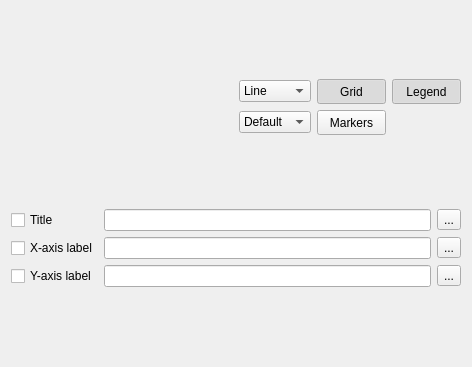
Old version of the form Libs/MRML/Widgets/Resources/UI/qMRMLPlotViewControllerWidget.ui in the repository Slicer/SlicerGitSVNArchive.
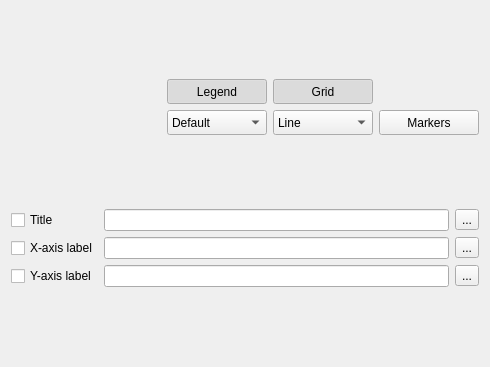
New version of the form. Icons and pictures are not drawn. Custom widgets are drawn as their Qt base class.

Commit message: ENH: added remove/add/rename options for PlotDataComboBox

Diff of the .ui file:
```diff
--- a/Libs/MRML/Widgets/Resources/UI/qMRMLPlotViewControllerWidget.ui
+++ b/Libs/MRML/Widgets/Resources/UI/qMRMLPlotViewControllerWidget.ui
@@ -16,18 +16,57 @@
   <layout class="QGridLayout" name="gridLayout_2">
    <item row="1" column="0">
     <layout class="QGridLayout" name="contentLayout">
+     <item row="4" column="0">
+      <widget class="qMRMLCheckableNodeComboBox" name="plotDataComboBox" native="true">
+       <property name="sizePolicy">
+        <sizepolicy hsizetype="Fixed" vsizetype="Fixed">
+         <horstretch>0</horstretch>
+         <verstretch>0</verstretch>
+        </sizepolicy>
+       </property>
+       <property name="minimumSize">
+        <size>
+         <width>150</width>
+         <height>25</height>
+        </size>
+       </property>
+       <property name="toolTip">
+        <string>Add/Remove PlotDataNodes from the current PlotChartNode.</string>
+       </property>
+       <property name="nodeTypes" stdset="0">
+        <stringlist>
+         <string>vtkMRMLPlotDataNode</string>
+        </stringlist>
+       </property>
+       <property name="addEnabled" stdset="0">
+        <bool>true</bool>
+       </property>
+       <property name="removeEnabled" stdset="0">
+        <bool>true</bool>
+       </property>
+       <property name="editEnabled" stdset="0">
+        <bool>false</bool>
+       </property>
+       <property name="renameEnabled" stdset="0">
+        <bool>true</bool>
+       </property>
+      </widget>
+     </item>
+     <item row="0" column="0">
+      <layout class="QVBoxLayout" name="verticalLayout"/>
+     </item>
      <item row="2" column="0">
       <widget class="qMRMLNodeComboBox" name="plotChartComboBox" native="true">
        <property name="sizePolicy">
-        <sizepolicy hsizetype="Preferred" vsizetype="Minimum">
+        <sizepolicy hsizetype="Fixed" vsizetype="Fixed">
          <horstretch>1</horstretch>
          <verstretch>1</verstretch>
         </sizepolicy>
        </property>
        <property name="minimumSize">
         <size>
-         <width>65</width>
-         <height>0</height>
+         <width>150</width>
+         <height>25</height>
         </size>
        </property>
        <property name="toolTip">
@@ -52,8 +91,77 @@
        </property>
       </widget>
      </item>
+     <item row="4" column="1">
+      <widget class="QComboBox" name="xAxisComboBox">
+       <property name="sizePolicy">
+        <sizepolicy hsizetype="Fixed" vsizetype="Fixed">
+         <horstretch>0</horstretch>
+         <verstretch>0</verstretch>
+        </sizepolicy>
+       </property>
+       <property name="minimumSize">
+        <size>
+         <width>100</width>
+         <height>25</height>
+        </size>
+       </property>
+       <property name="toolTip">
+        <string>This combobox allow to change the X-axis for all the plotData selected. The value &quot;Default&quot; will not apport any modification. The value &quot;Indexes&quot; will use simple ordinal numbers 1, 2, 3, ... as x coordinate values. For the other values, the correspective column will be used. </string>
+       </property>
+       <item>
+        <property name="text">
+         <string>Default</string>
+        </property>
+       </item>
+       <item>
+        <property name="text">
+         <string>Indexes</string>
+        </property>
+       </item>
+      </widget>
+     </item>
      <item row="2" column="1">
+      <widget class="QToolButton" name="showLegendToolButton">
+       <property name="sizePolicy">
+        <sizepolicy hsizetype="Fixed" vsizetype="Fixed">
+         <horstretch>0</horstretch>
+         <verstretch>0</verstretch>
+        </sizepolicy>
+       </property>
+       <property name="minimumSize">
+        <size>
+         <width>100</width>
+         <height>25</height>
+        </size>
+       </property>
+       <property name="toolTip">
+        <string>Show legend</string>
+       </property>
+       <property name="text">
+        <string>Legend</string>
+       </property>
+       <property name="checkable">
+        <bool>true</bool>
+       </property>
+       <property name="checked">
+        <bool>true</bool>
+       </property>
+      </widget>
+     </item>
+     <item row="4" column="2">
       <widget class="QComboBox" name="plotTypeComboBox">
+       <property name="sizePolicy">
+        <sizepolicy hsizetype="Fixed" vsizetype="Fixed">
+         <horstretch>0</horstretch>
+         <verstretch>0</verstretch>
+        </sizepolicy>
+       </property>
+       <property name="minimumSize">
+        <size>
+         <width>100</width>
+         <height>25</height>
+        </size>
+       </property>
        <property name="toolTip">
         <string>Select a plot type (line, scatter, bar). This will modify the type of all the current activated Plots.  </string>
        </property>
@@ -74,57 +182,17 @@
        </item>
       </widget>
      </item>
-     <item row="3" column="0">
-      <widget class="qMRMLCheckableNodeComboBox" name="plotDataComboBox" native="true">
-       <property name="toolTip">
-        <string>Add/Remove Plots from the current Plot Layout the plotData selected. The &quot;Default&quot; will apport any modification. The &quot;indexes&quot; values </string>
-       </property>
-       <property name="nodeTypes" stdset="0">
-        <stringlist>
-         <string>vtkMRMLPlotDataNode</string>
-        </stringlist>
-       </property>
-       <property name="addEnabled" stdset="0">
-        <bool>false</bool>
-       </property>
-       <property name="removeEnabled" stdset="0">
-        <bool>false</bool>
-       </property>
-       <property name="editEnabled" stdset="0">
-        <bool>false</bool>
-       </property>
-       <property name="renameEnabled" stdset="0">
-        <bool>false</bool>
-       </property>
-      </widget>
-     </item>
-     <item row="2" column="3">
-      <widget class="QToolButton" name="showLegendToolButton">
-       <property name="minimumSize">
-        <size>
-         <width>69</width>
-         <height>25</height>
-        </size>
-       </property>
-       <property name="toolTip">
-        <string>Show legend</string>
-       </property>
-       <property name="text">
-        <string>Legend</string>
-       </property>
-       <property name="checkable">
-        <bool>true</bool>
-       </property>
-       <property name="checked">
-        <bool>true</bool>
-       </property>
-      </widget>
-     </item>
      <item row="2" column="2">
       <widget class="QToolButton" name="showGridToolButton">
+       <property name="sizePolicy">
+        <sizepolicy hsizetype="Fixed" vsizetype="Fixed">
+         <horstretch>0</horstretch>
+         <verstretch>0</verstretch>
+        </sizepolicy>
+       </property>
        <property name="minimumSize">
         <size>
-         <width>69</width>
+         <width>100</width>
          <height>25</height>
         </size>
        </property>
@@ -142,31 +210,17 @@
        </property>
       </widget>
      </item>
-     <item row="0" column="0">
-      <layout class="QVBoxLayout" name="verticalLayout"/>
-     </item>
-     <item row="3" column="1">
-      <widget class="QComboBox" name="xAxisComboBox">
-       <property name="toolTip">
-        <string>This combobox allow to change the X-axis for all the plotData selected. The value &quot;Default&quot; will not apport any modification. The value &quot;Indexes&quot; will use simple ordinal numbers 1, 2, 3, ... as x coordinate values. For the other values, the correspective column will be used. </string>
-       </property>
-       <item>
-        <property name="text">
-         <string>Default</string>
-        </property>
-       </item>
-       <item>
-        <property name="text">
-         <string>Indexes</string>
-        </property>
-       </item>
-      </widget>
-     </item>
-     <item row="3" column="2">
+     <item row="4" column="3">
       <widget class="QToolButton" name="showMarkersToolButton">
+       <property name="sizePolicy">
+        <sizepolicy hsizetype="Fixed" vsizetype="Fixed">
+         <horstretch>0</horstretch>
+         <verstretch>0</verstretch>
+        </sizepolicy>
+       </property>
        <property name="minimumSize">
         <size>
-         <width>69</width>
+         <width>100</width>
          <height>25</height>
         </size>
        </property>
```
Left out of the diff: 2 changed lines with no effect on the pictures. The commit also changes 6 other files.
